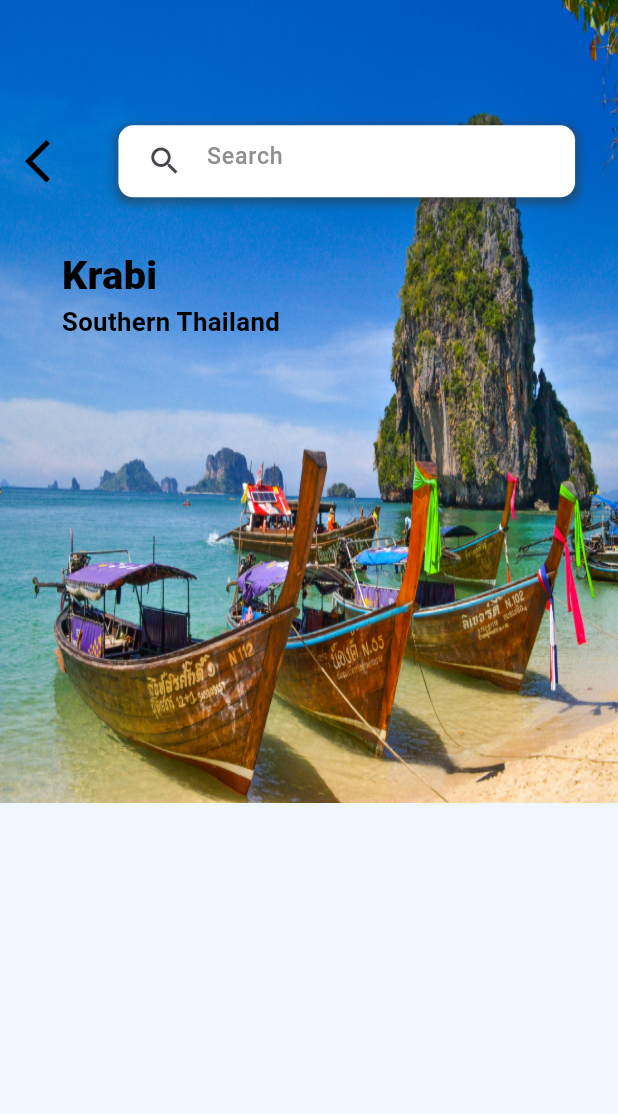
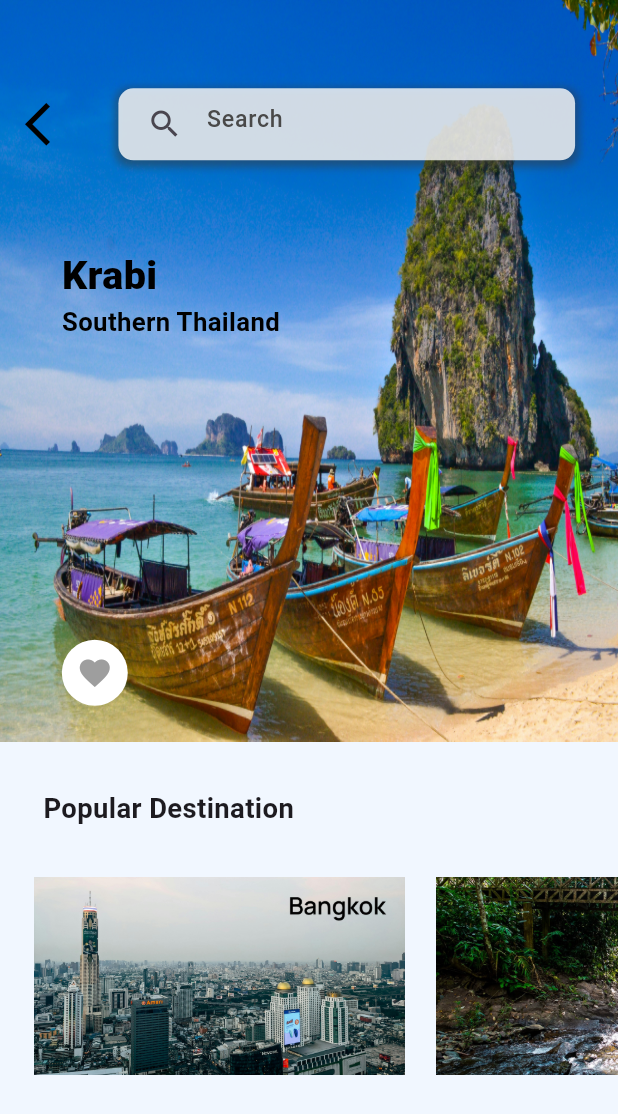
Before and after one commit to kongphop1209/App_TravelBlitz, a Flutter app: the PopularPage screen opened directly, on a phone screen of 412 x 824 dp. Shown: the top 1114 px of the screen. Run offline on Flutter 3.47's test engine with Material 3 defaults, Android fonts, the phone set to English and light mode, and no system bars; our stand-ins replace cloud_firestore, firebase_auth, firebase_core, flutter_screenutil, get, google_nav_bar and 2 more; missing offline and left inert: firebase_app_check; accounts and stored records are empty.

Commit message:
more more more

```diff
--- a/lib/screens/popular.dart
+++ b/lib/screens/popular.dart
@@ -1,6 +1,5 @@
 import 'package:flutter/cupertino.dart';
 import 'package:flutter/material.dart';
-import 'package:flutter/widgets.dart';
 import 'package:flutter_screenutil/flutter_screenutil.dart';
 import 'package:traveling_app/widget/popular_view.dart';
 
@@ -18,55 +17,11 @@ class _PopularPageState extends State<PopularPage> {
       backgroundColor: Color.fromRGBO(241, 247, 255, 1),
       body: Stack(
         children: [
-          SingleChildScrollView(
-            scrollDirection: Axis.horizontal,
-            child: Row(
-              children: [
-                PopularPageViewPop(
-                  assetImagePath: 'assets/images/krabi_pic.jpg',
-                  title: 'Krabi',
-                  subtitle: 'Southern Thailand',
-                  margin: EdgeInsets.only(
-                    left: MediaQuery.of(context).size.width * 0.1,
-                    top: MediaQuery.of(context).size.height * 0.2,
-                  ),
-                ),
-                PopularPageViewPop(
-                  assetImagePath: 'assets/images/benchamabophit_temple.jpg',
-                  title: 'Benchamabophit',
-                  subtitle: 'Central Thailand',
-                  margin: EdgeInsets.only(
-                    left: MediaQuery.of(context).size.width * 0.1,
-                    top: MediaQuery.of(context).size.height * 0.2,
-                  ),
-                ),
-                PopularPageViewPop(
-                  assetImagePath: 'assets/images/chinatown_pic.jpg',
-                  title: 'China Town',
-                  titleColor: Colors.white,
-                  subtitleColor: Colors.white,
-                  subtitle: 'Central Thailand',
-                  margin: EdgeInsets.only(
-                    left: MediaQuery.of(context).size.width * 0.1,
-                    top: MediaQuery.of(context).size.height * 0.2,
-                  ),
-                ),
-                PopularPageViewPop(
-                  assetImagePath: 'assets/images/pattaya_pic.jpg',
-                  title: 'Pattaya',
-                  titleColor: Colors.white,
-                  subtitleColor: Colors.white,
-                  subtitle: 'South Central Thailand',
-                  margin: EdgeInsets.only(
-                    left: MediaQuery.of(context).size.width * 0.1,
-                    top: MediaQuery.of(context).size.height * 0.2,
-                  ),
-                ),
-              ],
-            ),
-          ),
+          PopUpView(),
+          UnderDestination(),
+          RecommendDestination(),
           Positioned(
-            top: MediaQuery.of(context).size.height * 0.1,
+            top: MediaQuery.of(context).size.height * 0.07,
             left: 0,
             right: 0,
             child: Row(
@@ -86,7 +41,7 @@ class _PopularPageState extends State<PopularPage> {
                     margin: EdgeInsets.symmetric(horizontal: 25.w),
                     padding: EdgeInsets.symmetric(horizontal: 6.w),
                     decoration: BoxDecoration(
-                      color: Colors.white,
+                      color: Color.fromARGB(202, 255, 255, 255),
                       borderRadius: BorderRadius.circular(10),
                       boxShadow: [
                         BoxShadow(
@@ -103,7 +58,7 @@ class _PopularPageState extends State<PopularPage> {
                         hintText: 'Search',
                         hintStyle: TextStyle(
                           fontSize: 13.5.sp,
-                          color: Color.fromARGB(255, 143, 143, 143),
+                          color: Color.fromARGB(255, 73, 73, 73),
                           fontWeight: FontWeight.w500,
                         ),
                         border: InputBorder.none,
@@ -120,3 +75,149 @@ class _PopularPageState extends State<PopularPage> {
     );
   }
 }
+
+/// ========== Under here was the Widget ============///
+class PopUpView extends StatefulWidget {
+  const PopUpView({Key? key}) : super(key: key);
+
+  @override
+  State<PopUpView> createState() => _PopUpViewState();
+}
+
+class _PopUpViewState extends State<PopUpView> {
+  final PageController _pageController = PageController();
+
+  @override
+  void dispose() {
+    _pageController.dispose();
+    super.dispose();
+  }
+
+  @override
+  Widget build(BuildContext context) {
+    return Container(
+      child: Positioned(
+        top: 0,
+        left: 0,
+        right: 0,
+        bottom: MediaQuery.of(context).size.height * 0.4,
+        child: AnimatedBuilder(
+          animation: _pageController,
+          builder: (context, child) {
+            return PageView.builder(
+              controller: _pageController,
+              scrollDirection: Axis.horizontal,
+              itemCount: 4,
+              itemBuilder: (BuildContext context, int index) {
+                return PopularPageViewPop(
+                  assetImagePath: index == 0
+                      ? 'assets/images/krabi_pic.jpg'
+                      : index == 1
+                          ? 'assets/images/benchamabophit_temple.jpg'
+                          : index == 2
+                              ? 'assets/images/chinatown_pic.jpg'
+                              : 'assets/images/pattaya_pic.jpg',
+                  title: index == 0
+                      ? 'Krabi'
+                      : index == 1
+                          ? 'Benchamabophit'
+                          : index == 2
+                              ? 'China Town'
+                              : 'Pattaya',
+                  subtitle: index == 0
+                      ? 'Southern Thailand'
+                      : index == 1
+                          ? 'Central Thailand'
+                          : index == 2
+                              ? 'Central Thailand'
+                              : 'South Central Thailand',
+                  margin: EdgeInsets.only(
+                    left: MediaQuery.of(context).size.width * 0.1,
+                    top: MediaQuery.of(context).size.height * 0.2,
+                  ),
+                );
+              },
+            );
+          },
+        ),
+      ),
+    );
+  }
+}
+
+class UnderDestination extends StatelessWidget {
+  const UnderDestination({Key? key}) : super(key: key);
+
+  @override
+  Widget build(BuildContext context) {
+    return Container(
+      child: Positioned(
+        bottom: MediaQuery.of(context).size.height * 0.33,
+        left: MediaQuery.of(context).size.width * 0.07,
+        right: 0,
+        child: Text(
+          'Popular Destination',
+          style: TextStyle(
+            fontSize: 16.sp,
+            fontWeight: FontWeight.w600,
+          ),
+        ),
+      ),
+    );
+  }
+}
+
+class RecommendDestination extends StatelessWidget {
+  const RecommendDestination({Key? key}) : super(key: key);
+
+  @override
+  Widget build(BuildContext context) {
+    return Container(
+      child: Positioned(
+        bottom: MediaQuery.of(context).size.height * 0.13,
+        left: 0,
+        right: 0,
+        child: Container(
+          child: SingleChildScrollView(
+            scrollDirection: Axis.horizontal,
+            child: Container(
+              margin: EdgeInsets.only(left: 20.w),
+              child: Row(
+                children: [
+                  Image.asset(
+                    'assets/images/bangkok.png',
+                    width: MediaQuery.of(context).size.width * 0.6,
+                  ),
+                  SizedBox(
+                    width: MediaQuery.of(context).size.width * 0.05,
+                  ),
+                  Image.asset(
+                    'assets/images/northern.png',
+                    width: MediaQuery.of(context).size.width * 0.6,
+                  ),
+                  SizedBox(
+                    width: MediaQuery.of(context).size.width * 0.05,
+                  ),
+                  Image.asset(
+                    'assets/images/western.png',
+                    width: MediaQuery.of(context).size.width * 0.6,
+                  ),
+                  SizedBox(
+                    width: MediaQuery.of(context).size.width * 0.05,
+                  ),
+                  Image.asset(
+                    'assets/images/southern.png',
+                    width: MediaQuery.of(context).size.width * 0.6,
+                  ),
+                  SizedBox(
+                    width: MediaQuery.of(context).size.width * 0.05,
+                  ),
+                ],
+              ),
+            ),
+          ),
+        ),
+      ),
+    );
+  }
+}
--- a/lib/screens/profile_page.dart
+++ b/lib/screens/profile_page.dart
@@ -1,5 +1,8 @@
 import 'package:flutter/material.dart';
 import 'package:flutter_screenutil/flutter_screenutil.dart';
+import 'package:get/get_navigation/get_navigation.dart';
+import 'package:traveling_app/screens/coupon.dart';
+import 'package:traveling_app/screens/setting_page.dart';
 import 'package:traveling_app/services/username_widget.dart';
 
 class ProfilePage extends StatefulWidget {
@@ -108,13 +111,23 @@ class _ProfilePageState extends State<ProfilePage> {
                                 ),
                               ),
                               SizedBox(
-                                width: MediaQuery.of(context).size.width * 0.04,
+                                width: MediaQuery.of(context).size.width * 0.02,
                               ),
-                              Text(
+                              TextButton(
+                                onPressed: () {
+                                  Navigator.push(
+                                    context,
+                                    MaterialPageRoute(
+                                      builder: (context) => SettingPage(),
+                                    ),
+                                  );
+                                },
+                                child: Text(
                                   'Customize',
                                   style: TextStyle(
                                       fontSize: 15.sp,
                                       fontWeight: FontWeight.w500),
+                                ),
                               ),
                             ],
                           ),
@@ -145,13 +158,16 @@ class _ProfilePageState extends State<ProfilePage> {
                                 ),
                               ),
                               SizedBox(
-                                width: MediaQuery.of(context).size.width * 0.04,
+                                width: MediaQuery.of(context).size.width * 0.02,
                               ),
-                              Text(
+                              TextButton(
+                                onPressed: () {},
+                                child: Text(
                                   'Notifications',
                                   style: TextStyle(
                                       fontSize: 15.sp,
                                       fontWeight: FontWeight.w500),
+                                ),
                               ),
                             ],
                           ),
@@ -182,13 +198,23 @@ class _ProfilePageState extends State<ProfilePage> {
                                 ),
                               ),
                               SizedBox(
-                                width: MediaQuery.of(context).size.width * 0.04,
+                                width: MediaQuery.of(context).size.width * 0.02,
                               ),
-                              Text(
+                              TextButton(
+                                onPressed: () {
+                                  Navigator.push(
+                                    context,
+                                    MaterialPageRoute(
+                                      builder: (context) => CouponPage(),
+                                    ),
+                                  );
+                                },
+                                child: Text(
                                   'Coupon',
                                   style: TextStyle(
                                       fontSize: 15.sp,
                                       fontWeight: FontWeight.w500),
+                                ),
                               ),
                             ],
                           ),
@@ -219,13 +245,16 @@ class _ProfilePageState extends State<ProfilePage> {
                                 ),
                               ),
                               SizedBox(
-                                width: MediaQuery.of(context).size.width * 0.04,
+                                width: MediaQuery.of(context).size.width * 0.02,
                               ),
-                              Text(
-                                'Saved flight',
+                              TextButton(
+                                onPressed: () {},
+                                child: Text(
+                                  'Saved Locations',
                                   style: TextStyle(
                                       fontSize: 15.sp,
                                       fontWeight: FontWeight.w500),
+                                ),
                               ),
                             ],
                           ),
--- a/lib/widget/popular_view.dart
+++ b/lib/widget/popular_view.dart
@@ -3,7 +3,7 @@ import 'package:flutter/material.dart';
 import 'package:flutter/widgets.dart';
 import 'package:flutter_screenutil/flutter_screenutil.dart';
 
-class PopularPageViewPop extends StatelessWidget {
+class PopularPageViewPop extends StatefulWidget {
   final String assetImagePath;
   final String title;
   final String subtitle;
@@ -21,19 +21,27 @@ class PopularPageViewPop extends StatelessWidget {
   });
 
   @override
+  _PopularPageViewPopState createState() => _PopularPageViewPopState();
+}
+
+class _PopularPageViewPopState extends State<PopularPageViewPop> {
+  bool _isFavorite = false;
+
+  @override
   Widget build(BuildContext context) {
     return Container(
       width: MediaQuery.of(context).size.width,
       height: MediaQuery.of(context).size.width * 1.3,
       decoration: BoxDecoration(
         image: DecorationImage(
-          image: AssetImage(assetImagePath),
+          image: AssetImage(widget.assetImagePath),
           fit: BoxFit.fill,
         ),
       ),
       child: Container(
-        margin: margin,
+        margin: widget.margin,
         child: Column(
+          mainAxisAlignment: MainAxisAlignment.spaceBetween,
           children: [
             Container(
               alignment: Alignment.centerLeft,
@@ -41,22 +49,42 @@ class PopularPageViewPop extends StatelessWidget {
                 crossAxisAlignment: CrossAxisAlignment.start,
                 children: [
                   Text(
-                    title,
+                    widget.title,
                     style: TextStyle(
                       fontSize: 23.sp,
                       fontWeight: FontWeight.w800,
-                      color: subtitleColor ?? Colors.black,
+                      color: widget.subtitleColor ?? Colors.black,
                     ),
                   ),
                   Text(
-                    subtitle,
+                    widget.subtitle,
                     style: TextStyle(
                       fontSize: 15.sp,
                       fontWeight: FontWeight.w700,
-                      color: subtitleColor ?? Colors.black,
+                      color: widget.subtitleColor ?? Colors.black,
                     ),
                   ),
                 ],
+              ),
+            ),
+            Container(
+              margin: EdgeInsets.only(bottom: 20.h),
+              alignment: Alignment.bottomLeft,
+              child: GestureDetector(
+                onTap: () {
+                  setState(() {
+                    _isFavorite = !_isFavorite;
+                  });
+                },
+                child: Container(
+                  padding: EdgeInsets.all(10),
+                  decoration: BoxDecoration(
+                      shape: BoxShape.circle, color: Colors.white),
+                  child: Icon(
+                    Icons.favorite,
+                    color: _isFavorite ? Colors.red : Colors.grey,
+                  ),
+                ),
               ),
             ),
           ],
```
Also changed, not shown: assets/images/bangkok.png (added), assets/images/northern.png (added), assets/images/southern.png (added), assets/images/western.png (added). Lines whose indentation alone changed are shown as unchanged.
